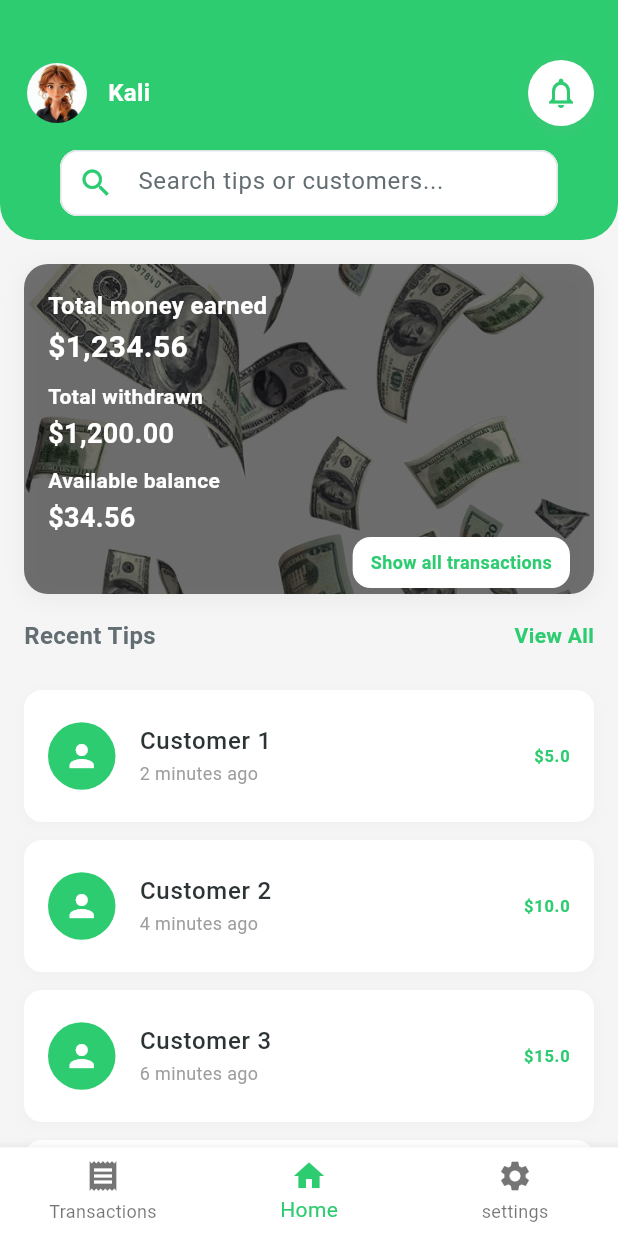
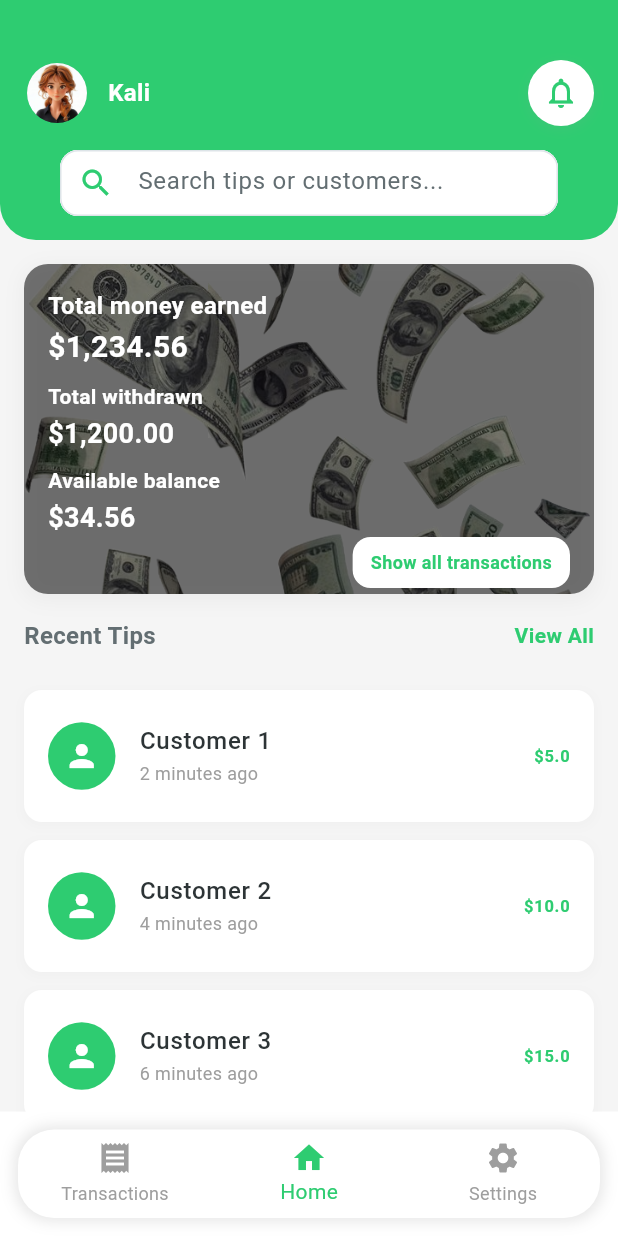
Before and after one commit to KALU56/Tipping_App, a Flutter app: the MainScreen screen opened by its route, on a phone screen of 412 x 824 dp. Run offline on Flutter 3.47's test engine with Material 3 defaults, Android fonts, the light colour scheme and no system bars; our stand-ins replace fl_chart, flutter_svg; accounts and stored records are empty.

Commit message:
feat:change ui bottem bar

```diff
--- a/tip_employee/lib/src/features/home/presentation/widgets/bottom_nav_bar.dart
+++ b/tip_employee/lib/src/features/home/presentation/widgets/bottom_nav_bar.dart
@@ -12,7 +12,22 @@ class BottomNavBar extends StatelessWidget {
 
   @override
   Widget build(BuildContext context) {
-    return BottomNavigationBar(
+    return Container(
+      margin: const EdgeInsets.all(12), // space from edges
+      decoration: BoxDecoration(
+        color: Colors.white, // background color of the bar
+        borderRadius: BorderRadius.circular(24),
+        boxShadow: [
+          BoxShadow(
+            color: Colors.black.withOpacity(0.1),
+            blurRadius: 8,
+            spreadRadius: 2,
+          ),
+        ],
+      ),
+      child: ClipRRect(
+        borderRadius: BorderRadius.circular(24),
+        child: BottomNavigationBar(
           items: const <BottomNavigationBarItem>[
             BottomNavigationBarItem(
               icon: Icon(Icons.receipt),
@@ -24,12 +39,18 @@ class BottomNavBar extends StatelessWidget {
             ),
             BottomNavigationBarItem(
               icon: Icon(Icons.settings),
-          label: 'settings',
+              label: 'Settings',
             ),
           ],
           currentIndex: currentIndex,
           selectedItemColor: Theme.of(context).primaryColor,
+          unselectedItemColor: Colors.grey,
           onTap: onTap,
+          backgroundColor: Colors.transparent, // 👈 remove default rectangle
+          elevation: 0, // 👈 remove shadow from BottomNavigationBar itself
+          type: BottomNavigationBarType.fixed,
+        ),
+      ),
     );
   }
 }
```
Lines whose indentation alone changed are shown as unchanged.
